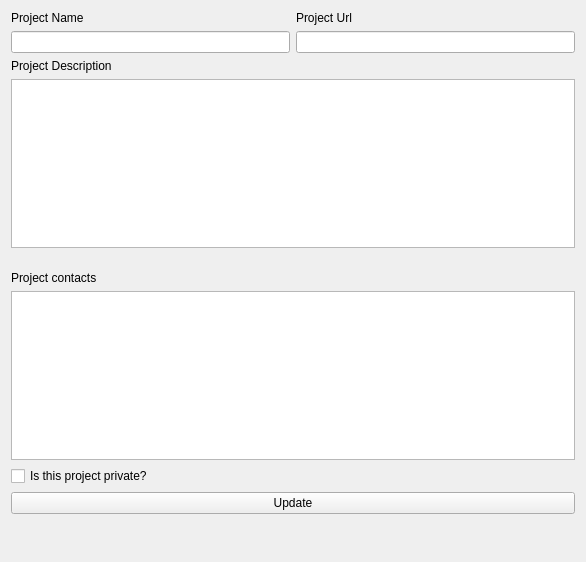
Old version of the form cadasta/gui/ui/wizard/step_project_update02.ui in the repository Cadasta/cadasta-qgis-plugin.
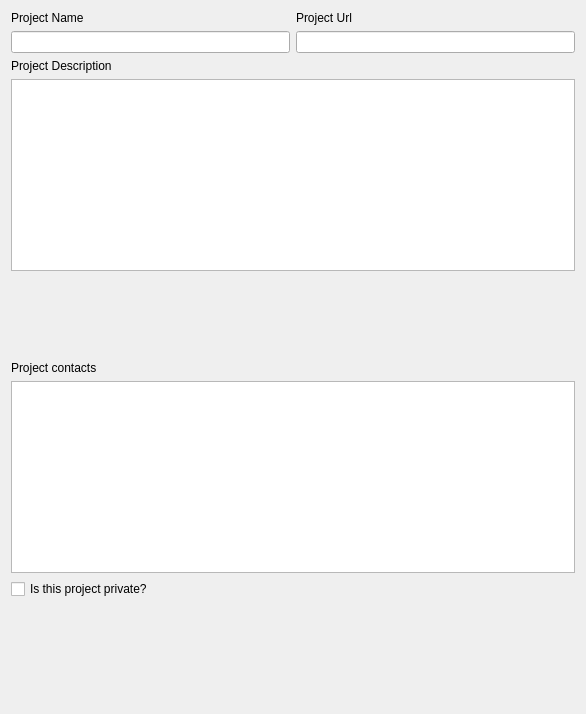
New version of the form.

Patch:
```diff
--- a/cadasta/gui/ui/wizard/step_project_update02.ui
+++ b/cadasta/gui/ui/wizard/step_project_update02.ui
@@ -7,7 +7,7 @@
     <x>0</x>
     <y>0</y>
     <width>586</width>
-    <height>562</height>
+    <height>714</height>
    </rect>
   </property>
   <property name="sizePolicy">
@@ -98,13 +98,6 @@
        </property>
       </widget>
      </item>
-     <item>
-      <widget class="QPushButton" name="update_button">
-       <property name="text">
-        <string>Update</string>
-       </property>
-      </widget>
-     </item>
      <item>
       <widget class="QLabel" name="update_status_label">
        <property name="text">
```
